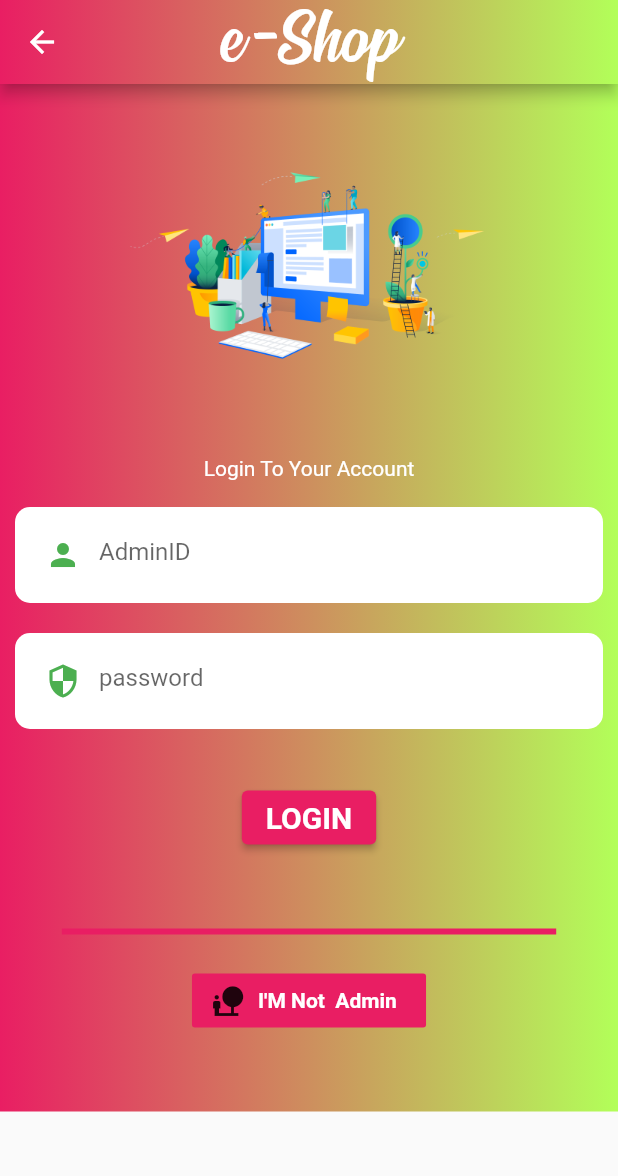
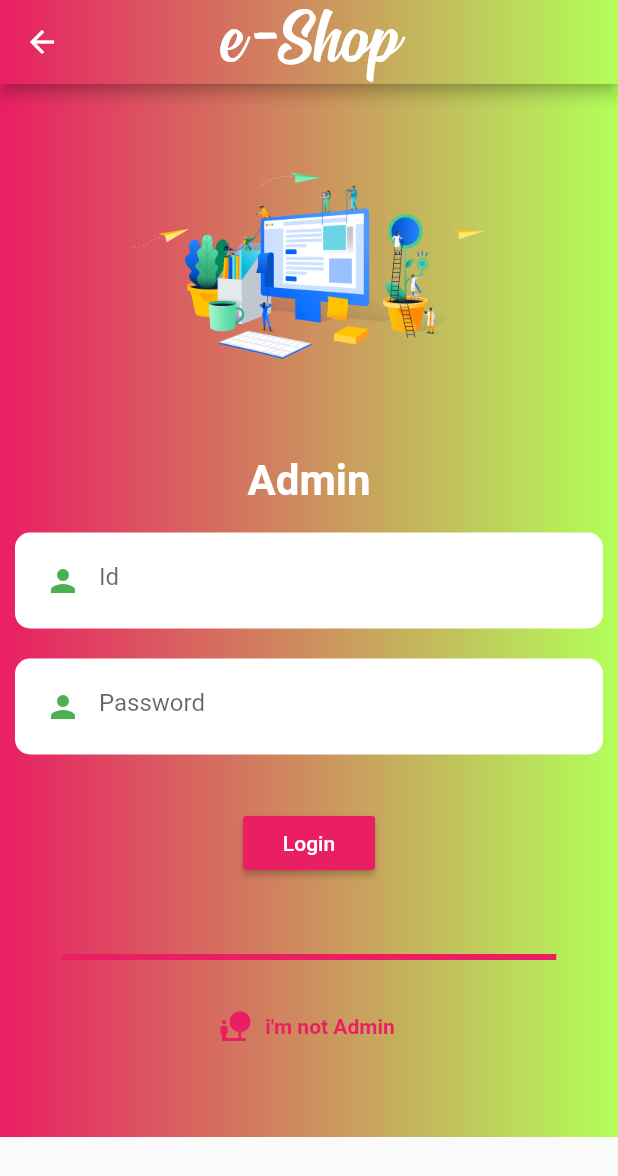
Before and after one commit to hamadachtibat/shopapp, a Flutter app: the screen it shows after launch, after a tap on "I'M An Admin", on a phone screen of 412 x 824 dp. Shown: the top 1176 px of the screen. Run offline on Flutter 3.47's test engine with Material 2 defaults, Android fonts, the phone set to English and light mode, and no system bars; our stand-ins replace cloud_firestore, firebase_auth, firebase_storage, fluttertoast, google_mobile_ads, image_picker and 2 more; missing offline and left inert: dart:ffi; accounts and stored records are empty; network calls fail.

Commit message:
adding admin features

```diff
--- a/lib/Admin/adminLogin.dart
+++ b/lib/Admin/adminLogin.dart
@@ -17,18 +17,17 @@ class AdminSignInPage extends StatelessWidget {
           decoration: new BoxDecoration(
             gradient: new LinearGradient(
               colors: [Colors.pink, Colors.lightGreenAccent],
-        begin:  const FractionalOffset(0.0, 0.0),
+              begin: const FractionalOffset(0.0, 0.0),
               end: const FractionalOffset(1.0, 0.0),
-           stops: [0.0,1.0],
+              stops: [0.0, 1.0],
               tileMode: TileMode.clamp,
             ),
           ),
         ),
-             title: Text('e-Shop',
-              style: TextStyle(
-             fontSize: 55,
-             fontFamily: "Signatra"
-    ),),
+        title: Text(
+          "e-Shop",
+          style: TextStyle(fontSize: 55.0, color: Colors.white, fontFamily: "Signatra"),
+        ),
         centerTitle: true,
       ),
       body: AdminSignInScreen(),
@@ -42,27 +41,25 @@ class AdminSignInScreen extends StatefulWidget {
   _AdminSignInScreenState createState() => _AdminSignInScreenState();
 }
 
+
 class _AdminSignInScreenState extends State<AdminSignInScreen>
 {
-
-  final TextEditingController _adminIdTextEditingController=TextEditingController();
-  final TextEditingController _passTextEditingController=TextEditingController();
-  final GlobalKey<FormState>  _formKey = GlobalKey<FormState>();
-
+  final GlobalKey<FormState> _formKey = GlobalKey<FormState>();
+  final TextEditingController _adminIDTextEditingController = TextEditingController();
+  final TextEditingController _passwordTextEditingController = TextEditingController();
 
   @override
   Widget build(BuildContext context) {
-
-    double _screenWidth=MediaQuery.of(context).size.width , _screenHeight = MediaQuery.of(context).size.height;
+    double _screenWidth = MediaQuery.of(context).size.width, _screenHeight = MediaQuery.of(context).size.height;
 
     return SingleChildScrollView(
-      child:  Container(
+      child: Container(
         decoration: new BoxDecoration(
           gradient: new LinearGradient(
             colors: [Colors.pink, Colors.lightGreenAccent],
-            begin:  const FractionalOffset(0.0, 0.0),
+            begin: const FractionalOffset(0.0, 0.0),
             end: const FractionalOffset(1.0, 0.0),
-            stops: [0.0,1.0],
+            stops: [0.0, 1.0],
             tileMode: TileMode.clamp,
           ),
         ),
@@ -71,106 +68,106 @@ class _AdminSignInScreenState extends State<AdminSignInScreen>
           children: [
             Container(
               alignment: Alignment.bottomCenter,
-              child: Image.asset("images/admin.png",height: 240.0 ,width: 240.0 ,),
+              child: Image.asset(
+                "images/admin.png",
+                height: 240.0,
+                width: 240.0,
               ),
-            Padding(padding: EdgeInsets.all(8.0),
-              child: Text("Login To Your Account", style: TextStyle(color: Colors.white),
-
+            ),
+            Padding(
+              padding: EdgeInsets.all(8.0),
+              child: Text(
+                "Admin",
+                style: TextStyle(color: Colors.white, fontSize: 28.0, fontWeight: FontWeight.bold),
               ),
             ),
             Form(
               key: _formKey,
               child: Column(
                 children: [
-
                   CustomTextField(
+                    controller: _adminIDTextEditingController,
                     data: Icons.person,
-                    controller: _adminIdTextEditingController,
-                    hintText: "AdminID",
+                    hintText: "Id",
                     isObsecure: false,
-
                   ),
                   CustomTextField(
-                    data: Icons.security,
-                    controller: _passTextEditingController,
-                    hintText: "password",
+                    controller: _passwordTextEditingController,
+                    data: Icons.person,
+                    hintText: "Password",
                     isObsecure: true,
-
                   ),
-                  SizedBox(height: 25,),
-
-                  ElevatedButton(
-                    onPressed: (){ _adminIdTextEditingController.text.isNotEmpty &&
-                        _passTextEditingController.text.isNotEmpty
+                ],
+              ),
+            ),
+            SizedBox(
+              height: 25.0,
+            ),
+            RaisedButton(
+              onPressed: () {
+                _adminIDTextEditingController.text.isNotEmpty
+                    && _passwordTextEditingController.text.isNotEmpty
                     ? loginAdmin()
-                        : showDialog(context: context,
-                        builder: (c){
-                          return ErrorAlertDialog(message: "Please write your ID and Password",);
-                        });},
-                    style: ButtonStyle(
-                      backgroundColor: MaterialStateProperty.all(Colors.pink),
+                    : showDialog(
+                    context: context,
+                    builder: (c)
+                    {
+                      return ErrorAlertDialog(message: "Please write email and password.",);
+                    }
+                );
+              },
+              color: Colors.pink,
+              child: Text("Login", style: TextStyle(color: Colors.white),),
             ),
-                    child: Text("LOGIN",
-                      style: TextStyle(
-                        color: Colors.white,
-                        fontSize: 20,
-                        fontWeight: FontWeight.bold
-                      ),),
+            SizedBox(
+              height: 50.0,
             ),
-                  SizedBox(height: 50,),
             Container(
-                    height: 4,
-                    width: _screenWidth*0.8,
+              height: 4.0,
+              width: _screenWidth * 0.8,
               color: Colors.pink,
             ),
-                  SizedBox(height: 20,),
-
-                  FlatButton.icon(onPressed: ()=> Navigator.push(context, MaterialPageRoute(
-                    builder: (context) => AuthenticScreen(),  ),
+            SizedBox(
+              height: 20.0,
             ),
-                    icon: Icon(Icons.nature_people),color: Colors.pink,
-                    label: Text("I'M Not  Admin ",style: TextStyle(color: Colors.white,
-                        fontWeight: FontWeight.bold),
-
+            FlatButton.icon(
+              onPressed: ()=> Navigator.push(context, MaterialPageRoute(builder: (context)=> AuthenticScreen())),
+              icon: (Icon(Icons.nature_people, color: Colors.pink,)),
+              label: Text("i'm not Admin", style: TextStyle(color: Colors.pink, fontWeight: FontWeight.bold),),
             ),
-                  ),
-                  SizedBox(height: 50,),
-                ],
-              ),
+            SizedBox(
+              height: 50.0,
             ),
           ],
         ),
       ),
     );
   }
+
   loginAdmin()
   {
     Firestore.instance.collection("admins").getDocuments().then((snapshot){
-   snapshot.documents.forEach((results) {
-     if(results.data["id"] != _adminIdTextEditingController.text.trim()){
-       Scaffold.of(context).showSnackBar(SnackBar(
-         content: Text('your ID is not correct'),));
+      snapshot.documents.forEach((result) {
+        if(result.data["id"] != _adminIDTextEditingController.text.trim())
+        {
+          Scaffold.of(context).showSnackBar(SnackBar(content: Text("your id is not correct."),));
+        }
+        else if(result.data["password"] != _passwordTextEditingController.text.trim())
+        {
+          Scaffold.of(context).showSnackBar(SnackBar(content: Text("your password is not correct."),));
+        }
+        else
+        {
+          Scaffold.of(context).showSnackBar(SnackBar(content: Text("Welcome Dear Admin, " + result.data["name"]),));
 
+          setState(() {
+            _adminIDTextEditingController.text = "";
+            _passwordTextEditingController.text = "";
+          });
+
+          Route route = MaterialPageRoute(builder: (c) => UploadPage());
+          Navigator.pushReplacement(context, route);
         }
-     else if(results.data["password"] != _passTextEditingController.text.trim()){
-
-       ScaffoldMessenger.of(context).showSnackBar(
-           SnackBar(
-               content: Text("your Password id not correct")));
-
-     }
-     else{
-       ScaffoldMessenger.of(context).showSnackBar(
-           SnackBar(
-               content: Text("Welcome Dear Admin " + results.data['name'])));
-     }
-     setState(() {
-       _adminIdTextEditingController.text = "";
-       _passTextEditingController.text = "";
-     });
-     Route route = MaterialPageRoute(builder:(c)=> UploadPage());
-     Navigator.pushReplacement(context, route);
-
       });
     });
   }
--- a/lib/Store/storehome.dart
+++ b/lib/Store/storehome.dart
@@ -202,7 +202,7 @@ Widget sourceInfo(ItemModel model, BuildContext context,
                             child: Row(
                               children: [
                                 Text(
-                                  r"Origional Price: € ",
+                                  r"Origional Price: Dh ",
                                   style: TextStyle(
                                     fontSize: 14.0,
                                     color: Colors.grey,
@@ -233,7 +233,7 @@ Widget sourceInfo(ItemModel model, BuildContext context,
                                   ),
                                 ),
                                 Text(
-                                  "€ ",
+                                  "Dh ",
                                   style: TextStyle(color: Colors.red, fontSize: 16.0),
                                 ),
                                 Text(
--- a/lib/Widgets/orderCard.dart
+++ b/lib/Widgets/orderCard.dart
@@ -113,7 +113,7 @@ Widget sourceOrderInfo(ItemModel model, BuildContext context,
                               ),
                             ),
                             Text(
-                              "€ ",
+                              "Dh ",
                               style: TextStyle(color: Colors.red, fontSize: 16.0),
                             ),
                             Text(
```
Lines whose indentation alone changed are shown as unchanged.
